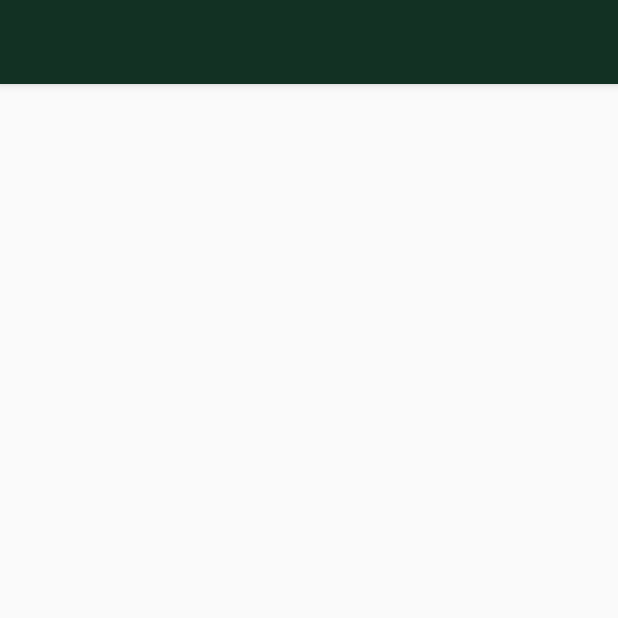
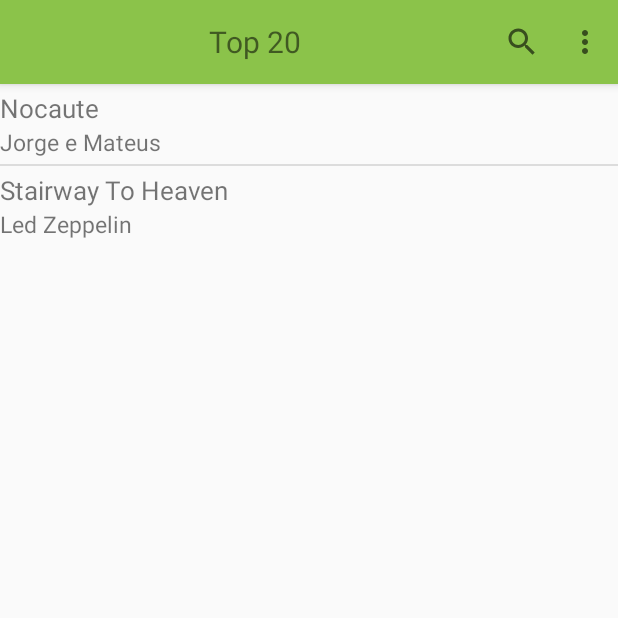
Before and after one commit to Marcelexx/autocifra, an Android app: the screen it shows after launch (MainActivity before the commit, TopMusicActivity after it), on a phone screen of 412 x 824 dp, the top half of it. Run offline under Robolectric (Android 15) with nearby library versions, the phone set to English and light mode, and no system bars.

Commit message:
Adicionada primeira tela de top músicas; Adicionada configuração de toolbar e cores;

```diff
--- a/app/src/main/AndroidManifest.xml
+++ b/app/src/main/AndroidManifest.xml
@@ -8,7 +8,7 @@
         android:label="@string/app_name"
         android:theme="@style/AppTheme" >
         <activity
-            android:name=".MainActivity"
+            android:name=".activities.TopMusicActivity"
             android:label="@string/app_name" >
             <intent-filter>
                 <action android:name="android.intent.action.MAIN" />
--- a/app/src/main/java/marceloferracin/autocifra/MainActivity.java
+++ /dev/null
@@ -1,38 +0,0 @@
-package marceloferracin.autocifra;
-
-import android.app.Activity;
-import android.os.Bundle;
-import android.view.Menu;
-import android.view.MenuItem;
-
-
-public class MainActivity extends Activity {
-
-    @Override
-    protected void onCreate(Bundle savedInstanceState) {
-        super.onCreate(savedInstanceState);
-        setContentView(R.layout.activity_main);
-    }
-
-    @Override
-    public boolean onCreateOptionsMenu(Menu menu) {
-        // Inflate the menu; this adds items to the action bar if it is present.
-        getMenuInflater().inflate(R.menu.menu_main, menu);
-        return true;
-    }
-
-    @Override
-    public boolean onOptionsItemSelected(MenuItem item) {
-        // Handle action bar item clicks here. The action bar will
-        // automatically handle clicks on the Home/Up button, so long
-        // as you specify a parent activity in AndroidManifest.xml.
-        int id = item.getItemId();
-
-        //noinspection SimplifiableIfStatement
-        if (id == R.id.action_settings) {
-            return true;
-        }
-
-        return super.onOptionsItemSelected(item);
-    }
-}
--- /dev/null
+++ b/app/src/main/java/marceloferracin/autocifra/activities/TopMusicActivity.java
@@ -0,0 +1,74 @@
+package marceloferracin.autocifra.activities;
+
+import android.os.Bundle;
+import android.support.v7.app.AppCompatActivity;
+import android.support.v7.widget.Toolbar;
+import android.view.Menu;
+import android.view.MenuItem;
+import android.widget.ListView;
+import android.widget.TextView;
+
+import java.util.ArrayList;
+import java.util.List;
+
+import marceloferracin.autocifra.R;
+import marceloferracin.autocifra.adapters.TopMusicAdapter;
+import marceloferracin.autocifra.models.Cifra;
+
+
+public class TopMusicActivity extends AppCompatActivity {
+    @Override
+    protected void onCreate(Bundle savedInstanceState) {
+        super.onCreate(savedInstanceState);
+        setContentView(R.layout.activity_top_music);
+
+        Toolbar toolbar;
+        toolbar = (Toolbar) findViewById(R.id.toolbar);
+        ((TextView) findViewById(R.id.main_toolbar_title)).setText("Top 20");
+        //TODO Trocar por Strings
+        toolbar.setTitle("");
+
+        setSupportActionBar(toolbar);
+
+        initComponents();
+    }
+
+    private void initComponents() {
+        ListView topMusicCypherListView = (ListView) findViewById(R.id.topMusicCypherListView);
+
+        List<Cifra> cifraList = setPartialCifras();
+
+        final TopMusicAdapter adapter = new TopMusicAdapter(this, R.layout.music_item_layout, cifraList);
+        topMusicCypherListView.setAdapter(adapter);
+    }
+
+    @Override
+    public boolean onCreateOptionsMenu(Menu menu) {
+        getMenuInflater().inflate(R.menu.menu_top_music, menu);
+        return true;
+    }
+
+    @Override
+    public boolean onOptionsItemSelected(MenuItem item) {
+        int id = item.getItemId();
+
+        return id == R.id.top_music_settings || super.onOptionsItemSelected(item);
+    }
+
+    private List<Cifra> setPartialCifras() {
+        List<Cifra> cifraList = new ArrayList<>();
+
+        Cifra cifra1 = new Cifra();
+        cifra1.setArtist("Jorge e Mateus");
+        cifra1.setMusic("Nocaute");
+
+        Cifra cifra2 = new Cifra();
+        cifra2.setArtist("Led Zeppelin");
+        cifra2.setMusic("Stairway To Heaven");
+
+        cifraList.add(cifra1);
+        cifraList.add(cifra2);
+
+        return cifraList;
+    }
+}
--- /dev/null
+++ b/app/src/main/java/marceloferracin/autocifra/adapters/TopMusicAdapter.java
@@ -0,0 +1,68 @@
+package marceloferracin.autocifra.adapters;
+
+import android.app.Activity;
+import android.view.LayoutInflater;
+import android.view.View;
+import android.view.ViewGroup;
+import android.widget.ArrayAdapter;
+import android.widget.TextView;
+
+import java.util.ArrayList;
+import java.util.List;
+
+import marceloferracin.autocifra.R;
+import marceloferracin.autocifra.models.Cifra;
+
+/**
+ *
+ * Created by Marcelo Ferracin on 22/11/2015.
+ */
+
+public class TopMusicAdapter extends ArrayAdapter<Cifra> {
+    private List<Cifra> mCifraList;
+    private Activity mActivity;
+
+    public TopMusicAdapter(Activity activity, int textViewResourceId, List<Cifra> cifraList) {
+        super(activity, textViewResourceId, cifraList);
+
+        mCifraList = new ArrayList<>();
+        mActivity = activity;
+
+        for (int i = 0; i < cifraList.size(); ++i) {
+            mCifraList.add(cifraList.get(i));
+        }
+    }
+
+    @Override
+    public int getCount() {
+        return mCifraList.size();
+    }
+
+    @Override
+    public Cifra getItem(int position) {
+        return null;
+    }
+
+    @Override
+    public long getItemId(int position) {
+        return 0;
+    }
+
+    @Override
+    public View getView(int position, View convertView, ViewGroup parent) {
+        if (convertView == null) {
+            convertView = LayoutInflater.from(mActivity).inflate(
+                    R.layout.music_item_layout, null);
+
+
+        }
+
+        TextView musicTextView = (TextView) convertView.findViewById(R.id.musicTextView);
+        TextView artistTextView = (TextView) convertView.findViewById(R.id.artistTextView);
+
+        musicTextView.setText(mCifraList.get(position).getMusic());
+        artistTextView.setText(mCifraList.get(position).getArtist());
+
+        return convertView;
+    }
+}
--- /dev/null
+++ b/app/src/main/java/marceloferracin/autocifra/models/Cifra.java
@@ -0,0 +1,27 @@
+package marceloferracin.autocifra.models;
+
+/**
+ *
+ * Created by Marcelo Ferracin on 23/11/2015.
+ */
+
+public class Cifra {
+    private String music;
+    private String artist;
+
+    public String getMusic() {
+        return music;
+    }
+
+    public void setMusic(String music) {
+        this.music = music;
+    }
+
+    public String getArtist() {
+        return artist;
+    }
+
+    public void setArtist(String artist) {
+        this.artist = artist;
+    }
+}
--- a/app/src/main/res/layout/activity_main.xml
+++ /dev/null
@@ -1,18 +0,0 @@
-<RelativeLayout xmlns:android="http://schemas.android.com/apk/res/android"
-    xmlns:tools="http://schemas.android.com/tools"
-    android:layout_width="match_parent"
-    android:layout_height="match_parent"
-    tools:context=".MainActivity">
-
-    <include
-        android:id="@+id/toolbar"
-        layout="@layout/toolbar" />
-
-    <ListView
-        android:id="@+id/listView"
-        android:layout_width="wrap_content"
-        android:layout_height="wrap_content"
-        android:layout_alignParentLeft="true"
-        android:layout_alignParentStart="true"
-        android:layout_alignParentTop="true" />
-</RelativeLayout>
--- /dev/null
+++ b/app/src/main/res/layout/activity_top_music.xml
@@ -0,0 +1,22 @@
+<LinearLayout xmlns:android="http://schemas.android.com/apk/res/android"
+    xmlns:app="http://schemas.android.com/apk/res-auto"
+    xmlns:tools="http://schemas.android.com/tools"
+    android:layout_width="match_parent"
+    android:layout_height="match_parent"
+    android:clipToPadding="false"
+    android:orientation="vertical"
+    app:contentInsetEnd="0dp"
+    app:contentInsetLeft="0dp"
+    app:contentInsetRight="0dp"
+    app:contentInsetStart="0dp"
+    tools:context=".activities.TopMusicActivity">
+
+    <include
+        android:id="@+id/toolbar"
+        layout="@layout/toolbar" />
+
+    <ListView
+        android:id="@+id/topMusicCypherListView"
+        android:layout_width="match_parent"
+        android:layout_height="wrap_content" />
+</LinearLayout>
--- /dev/null
+++ b/app/src/main/res/layout/music_item_layout.xml
@@ -0,0 +1,23 @@
+<?xml version="1.0" encoding="utf-8"?>
+<LinearLayout xmlns:android="http://schemas.android.com/apk/res/android"
+    android:layout_width="match_parent"
+    android:layout_height="match_parent"
+    android:orientation="vertical">
+
+    <TextView
+        android:id="@+id/musicTextView"
+        android:layout_width="match_parent"
+        android:layout_height="wrap_content"
+        android:layout_marginTop="4dp"
+        android:text="Music"
+        android:textSize="17sp" />
+
+    <TextView
+        android:id="@+id/artistTextView"
+        android:layout_width="match_parent"
+        android:layout_height="wrap_content"
+        android:layout_marginBottom="4dp"
+        android:text="Artist"
+        android:textSize="15sp" />
+
+</LinearLayout>
--- a/app/src/main/res/layout/toolbar.xml
+++ b/app/src/main/res/layout/toolbar.xml
@@ -4,4 +4,19 @@
     android:layout_height="wrap_content"
     android:background="@color/projectMainColor"
     android:elevation="4dp">
+
+    <RelativeLayout
+        android:layout_width="match_parent"
+        android:layout_height="match_parent">
+
+        <TextView
+            android:id="@+id/main_toolbar_title"
+            android:textSize="20sp"
+            android:layout_marginStart="150dp"
+            android:layout_marginLeft="150dp"
+            android:layout_width="wrap_content"
+            android:layout_height="wrap_content"
+            android:layout_centerInParent="true" />
+
+    </RelativeLayout>
 </android.support.v7.widget.Toolbar>
--- a/app/src/main/res/menu/menu_main.xml
+++ /dev/null
@@ -1,6 +0,0 @@
-<menu xmlns:android="http://schemas.android.com/apk/res/android"
-    xmlns:app="http://schemas.android.com/apk/res-auto"
-    xmlns:tools="http://schemas.android.com/tools" tools:context=".MainActivity">
-    <item android:id="@+id/action_settings" android:title="@string/action_settings"
-        android:orderInCategory="100" app:showAsAction="never" />
-</menu>
--- /dev/null
+++ b/app/src/main/res/menu/menu_top_music.xml
@@ -0,0 +1,17 @@
+<menu xmlns:android="http://schemas.android.com/apk/res/android"
+    xmlns:app="http://schemas.android.com/apk/res-auto"
+    xmlns:tools="http://schemas.android.com/tools"
+    tools:context=".activities.TopMusicActivity">
+    <item
+        android:id="@+id/top_music_settings"
+        android:orderInCategory="100"
+        android:title="@string/action_settings"
+        app:showAsAction="never" />
+
+    <item
+        android:id="@+id/top_music_search"
+        android:icon="@android:drawable/ic_menu_search"
+        app:showAsAction="ifRoom"
+        app:actionViewClass="android.support.v7.widget.SearchView"
+        android:title="Search"/>
+</menu>
--- a/app/src/main/res/values/colors.xml
+++ b/app/src/main/res/values/colors.xml
@@ -1,4 +1,5 @@
 <?xml version="1.0" encoding="utf-8"?>
 <resources>
-    <color name="projectMainColor">#123123</color>
+    <color name="projectMainColor">#8BC34A</color>
+    <color name="projectMainColorDark">#33691E</color>
 </resources>
--- a/app/src/main/res/values/styles.xml
+++ b/app/src/main/res/values/styles.xml
@@ -1,8 +1,6 @@
 <resources>
-
-    <!-- Base application theme. -->
-    <style name="AppTheme" parent="Theme.AppCompat.Light.DarkActionBar">
-        <!-- Customize your theme here. -->
+    <style name="AppTheme" parent="Theme.AppCompat.Light.NoActionBar">
+        <item name="colorPrimary">@color/projectMainColor</item>
+        <item name="colorPrimaryDark">@color/projectMainColorDark</item>
     </style>
-
 </resources>
```
